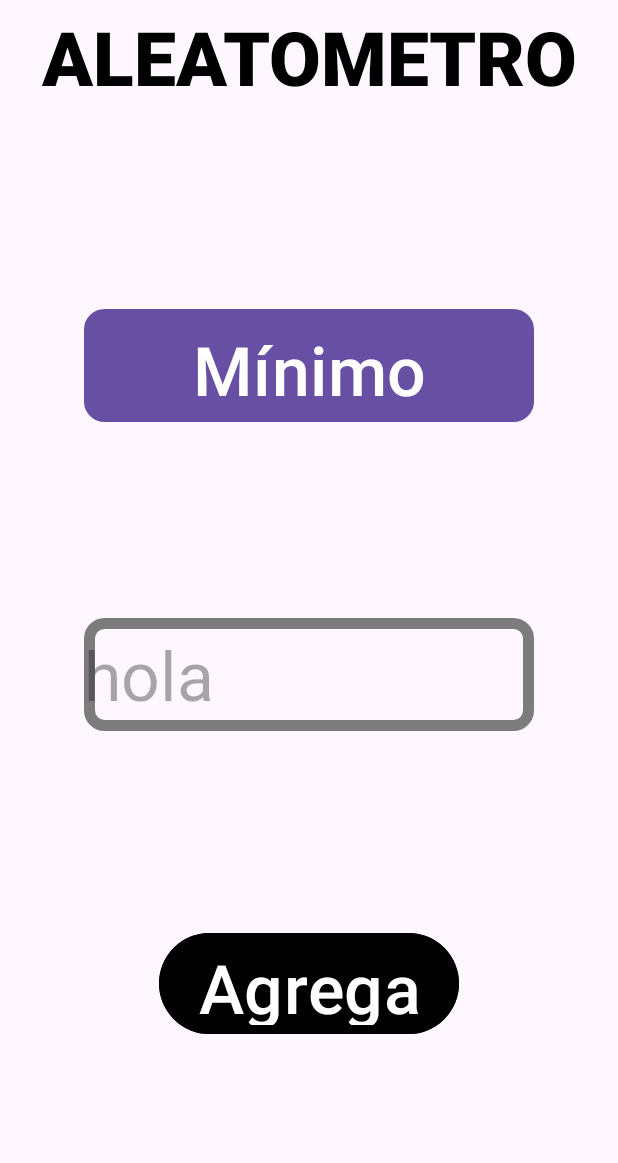
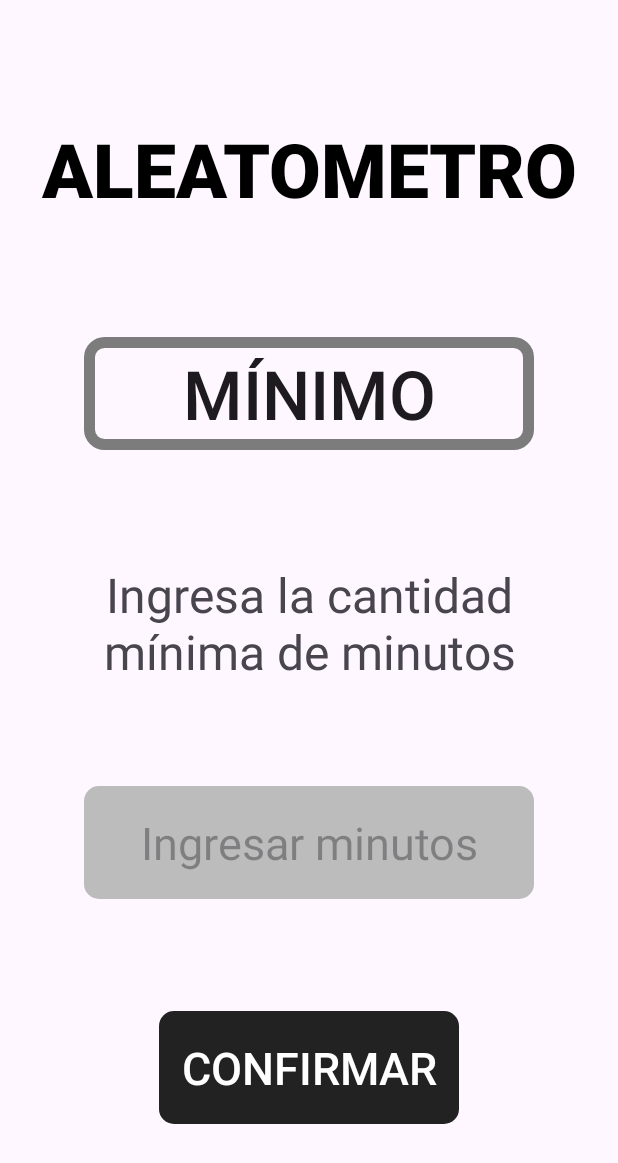
Before and after one commit to DiSavoia/Aleatometro, an Android app: the MinActivity screen opened directly, with no data from a screen before it, on a phone screen of 412 x 824 dp. Shown: the top 1163 px of the screen. Run offline under Robolectric (Android 15) with nearby library versions, the phone set to English and light mode, and no system bars.

Commit message:
Modificada el menú para el ingreso del tiempo mínimo

```diff
--- /dev/null
+++ b/app/src/main/res/drawable/etxt_input_border.xml
@@ -0,0 +1,6 @@
+<?xml version="1.0" encoding="utf-8"?>
+<shape xmlns:android="http://schemas.android.com/apk/res/android"
+    android:shape="rectangle"
+    android:tint="#BCBCBC">
+    <corners android:radius="10dp"/>
+</shape>
--- a/app/src/main/res/layout/activity_min.xml
+++ b/app/src/main/res/layout/activity_min.xml
@@ -9,7 +9,9 @@
         app:layout_constraintTop_toTopOf="parent"
         app:layout_constraintLeft_toLeftOf="parent"
         app:layout_constraintRight_toRightOf="parent"
-        android:layout_width="match_parent"
+        app:layout_constraintBottom_toTopOf="@id/btn_min"
+        app:layout_constraintVertical_bias="0.1"
+        android:layout_width="400dp"
         android:layout_height="75dp"
         android:text="@string/title"
         android:textSize="50sp"
@@ -17,10 +19,11 @@
         android:fontFamily="sans-serif-black"
         android:textColor="@color/black"
         />
-    <Button
+
+    <android.widget.Button
         android:id="@+id/btn_min"
         app:layout_constraintTop_toBottomOf="@+id/title"
-        app:layout_constraintBottom_toTopOf="@+id/btn_max"
+        app:layout_constraintBottom_toTopOf="@+id/subtitle"
         app:layout_constraintStart_toStartOf="parent"
         app:layout_constraintEnd_toEndOf="parent"
         android:background="@drawable/btn_linked_border"
@@ -29,32 +32,50 @@
         android:layout_height="75dp"
         android:text="@string/minimum"
         android:textSize="45sp"
+        app:layout_constraintVertical_bias="0.1"
         />
 
+    <TextView
+        android:id="@+id/subtitle"
+        android:layout_width="350dp"
+        android:layout_height="75dp"
+        android:gravity="center"
+        android:text="@string/title_min"
+        android:textSize="32sp"
+        app:layout_constraintBottom_toTopOf="@+id/etxt_min"
+        app:layout_constraintEnd_toEndOf="parent"
+        app:layout_constraintHorizontal_bias="0.5"
+        app:layout_constraintStart_toStartOf="parent"
+        app:layout_constraintTop_toBottomOf="@+id/btn_min"
+        app:layout_constraintVertical_bias="0.5" />
+
     <EditText
-        android:id="@+id/btn_max"
-        app:layout_constraintTop_toBottomOf="@+id/btn_min"
+        android:id="@+id/etxt_min"
+        app:layout_constraintTop_toBottomOf="@+id/subtitle"
         app:layout_constraintBottom_toTopOf="@id/btn_add"
         app:layout_constraintStart_toStartOf="parent"
         app:layout_constraintEnd_toEndOf="parent"
-        android:background="@drawable/btn_linked_border"
+        app:layout_constraintVertical_bias="0.5"
+        android:background="@drawable/etxt_input_border"
         android:layout_width="300dp"
         android:layout_height="75dp"
-        android:hint="hola"
-        android:textSize="45sp"
+        android:hint="@string/etxt_min"
+        android:gravity="center"
+        android:textSize="30sp"
         />
 
-    <Button
+    <android.widget.Button
         android:id="@+id/btn_add"
-        app:layout_constraintTop_toBottomOf="@+id/btn_max"
+        app:layout_constraintTop_toBottomOf="@+id/etxt_min"
         app:layout_constraintBottom_toBottomOf="parent"
         app:layout_constraintStart_toStartOf="parent"
         app:layout_constraintEnd_toEndOf="parent"
-        android:backgroundTint="@color/black"
+        android:background="@drawable/btn_start_border"
         android:layout_width="200dp"
         android:layout_height="75dp"
-        android:text="@string/add"
-        android:textSize="45sp"
+        android:text="@string/confirm"
+        android:textColor="@color/white"
+        android:textSize="30sp"
         />
 
 
--- a/app/src/main/res/values/strings.xml
+++ b/app/src/main/res/values/strings.xml
@@ -48,4 +48,7 @@
     <string name="minimum">Mínimo</string>
     <string name="maximum">Máximo</string>
     <string name="add">Agregar</string>
+    <string name="confirm">Confirmar</string>
+    <string name="title_min">Ingresa la cantidad mínima de minutos</string>
+    <string name="etxt_min">Ingresar minutos</string>
 </resources>
```
